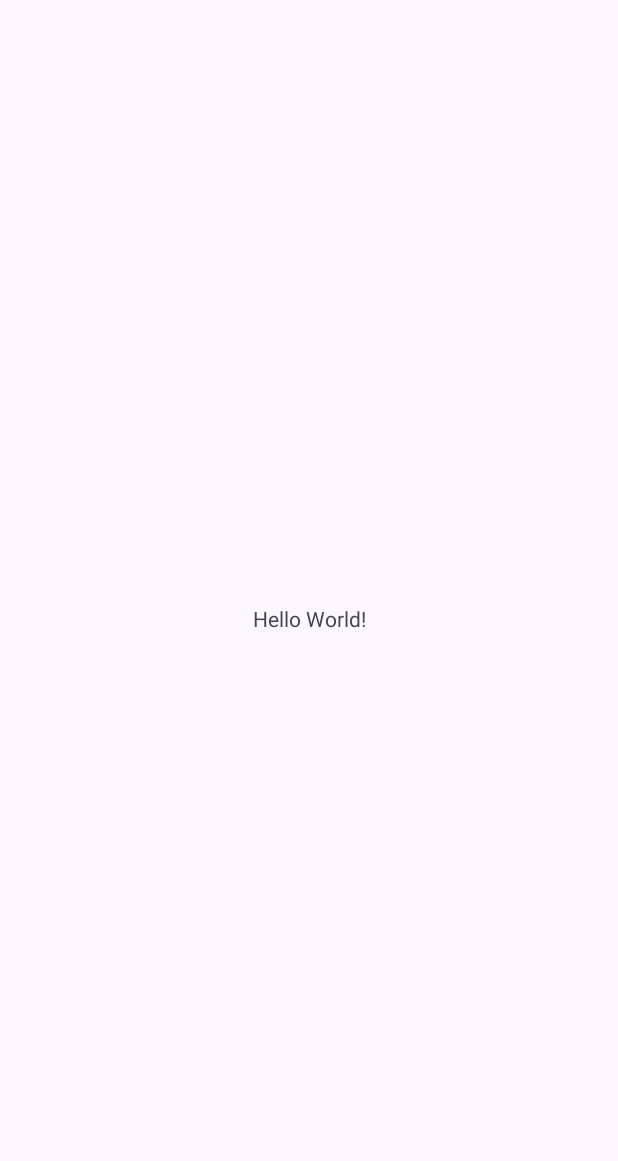
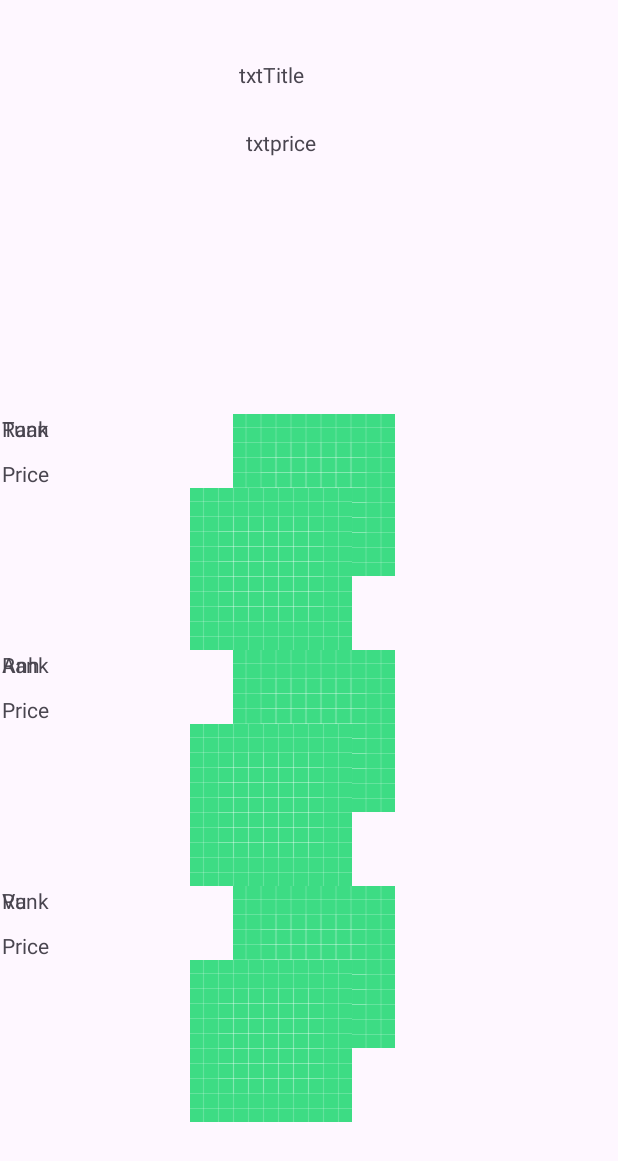
Before and after one commit to tannmhe160735/PRM932_FinalProject, an Android app: the screen it shows after launch (MainActivity), on a phone screen of 412 x 824 dp. Before the commit the part shown is almost empty. Shown: the top 1161 px of the screen. Run offline under Robolectric (Android 15) with nearby library versions, the light colour scheme and no system bars.

Commit message:
gun_skin_shop

```diff
--- a/PRM392_FinalProject/app/build.gradle
+++ b/PRM392_FinalProject/app/build.gradle
@@ -36,4 +36,7 @@ dependencies {
     testImplementation 'junit:junit:4.13.2'
     androidTestImplementation 'androidx.test.ext:junit:1.1.5'
     androidTestImplementation 'androidx.test.espresso:espresso-core:3.5.1'
+    implementation "androidx.cardview:cardview:1.0.0"
+    implementation "androidx.recyclerview:recyclerview:1.2.1"
+    implementation "androidx.recyclerview:recyclerview-selection:1.1.0"
 }
--- /dev/null
+++ b/PRM392_FinalProject/app/src/main/java/com/example/prm392_finalproject/AdapterGunSkin.java
@@ -0,0 +1,47 @@
+package com.example.prm392_finalproject;
+
+import android.content.Context;
+import android.view.LayoutInflater;
+import android.view.View;
+import android.view.ViewGroup;
+
+import androidx.annotation.NonNull;
+import androidx.recyclerview.widget.RecyclerView;
+
+import java.util.List;
+
+public class AdapterGunSkin extends RecyclerView.Adapter<Gun_SkinViewHolder> {
+    private Context context;
+    private List<Gun_skin> gun_skins;
+    private LayoutInflater inflater;
+
+    public AdapterGunSkin(Context context, List<Gun_skin> gun_skins) {
+        this.context = context;
+        this.gun_skins = gun_skins;
+        inflater = LayoutInflater.from(context);
+    }
+
+    public AdapterGunSkin(Context context, List<Gun_skin> gun_skins, LayoutInflater inflater) {
+        this.context = context;
+        this.gun_skins = gun_skins;
+        this.inflater = inflater;
+    }
+
+    @NonNull
+    @Override
+    public Gun_SkinViewHolder onCreateViewHolder(@NonNull ViewGroup parent, int viewType) {
+        View view = LayoutInflater.from(parent.getContext()).inflate(R.layout.item_gunskin,parent,false);
+        return new Gun_SkinViewHolder(view,context);
+    }
+
+    @Override
+    public void onBindViewHolder(@NonNull Gun_SkinViewHolder holder, int position) {
+        Gun_skin gun_skin = gun_skins.get(position);
+        holder.setGunskin(gun_skin);
+    }
+
+    @Override
+    public int getItemCount() {
+        return gun_skins.size();
+    }
+}
--- /dev/null
+++ b/PRM392_FinalProject/app/src/main/java/com/example/prm392_finalproject/Gun_SkinViewHolder.java
@@ -0,0 +1,39 @@
+package com.example.prm392_finalproject;
+
+import android.content.Context;
+import android.media.Image;
+import android.view.View;
+import android.widget.ImageView;
+import android.widget.TextView;
+
+import androidx.annotation.NonNull;
+import androidx.recyclerview.widget.RecyclerView;
+
+public class Gun_SkinViewHolder extends RecyclerView.ViewHolder {
+    private ImageView img;
+    private TextView tvname;
+    private TextView tvprice;
+    private TextView tvbundle;
+
+    private Context context;
+    private void bindingView() {
+        img = itemView.findViewById(R.id.img);
+        tvname = itemView.findViewById(R.id.tvTitle);
+        tvprice = itemView.findViewById(R.id.tvPrice);
+        tvbundle = itemView.findViewById(R.id.tvRank);
+    }
+
+    public Gun_SkinViewHolder(@NonNull View itemView, Context context) {
+        super(itemView);
+        this.context = context;
+        bindingView();
+
+    }
+
+    public void setGunskin(Gun_skin gun_skin) {
+        img.setImageResource(gun_skin.getImageId());
+        tvname.setText(gun_skin.getName());
+        tvprice.setId(gun_skin.getPrice());
+        tvbundle.setId(gun_skin.getBundle());
+    }
+}
--- /dev/null
+++ b/PRM392_FinalProject/app/src/main/java/com/example/prm392_finalproject/Gun_skin.java
@@ -0,0 +1,59 @@
+package com.example.prm392_finalproject;
+
+import android.media.Image;
+
+public class Gun_skin {
+    private int id;
+    private int Bundle;
+    private String name;
+    private int price;
+    private int imageId;
+
+    public Gun_skin(int id, int bundle, String name, int price, int imageId) {
+        this.id = id;
+        Bundle = bundle;
+        this.name = name;
+        this.price = price;
+        this.imageId = imageId;
+    }
+
+    public String getName() {
+        return name;
+    }
+
+    public void setName(String name) {
+        this.name = name;
+    }
+
+    public int getPrice() {
+        return price;
+    }
+
+    public void setPrice(int price) {
+        this.price = price;
+    }
+
+    public int getImageId() {
+        return imageId;
+    }
+
+    public void setImageId(int imageId) {
+        this.imageId = imageId;
+    }
+
+    public int getId() {
+        return id;
+    }
+
+    public void setId(int id) {
+        this.id = id;
+    }
+
+    public int getBundle() {
+        return Bundle;
+    }
+
+    public void setBundle(int bundle) {
+        Bundle = bundle;
+    }
+}
--- a/PRM392_FinalProject/app/src/main/java/com/example/prm392_finalproject/MainActivity.java
+++ b/PRM392_FinalProject/app/src/main/java/com/example/prm392_finalproject/MainActivity.java
@@ -1,14 +1,50 @@
 package com.example.prm392_finalproject;
 
 import androidx.appcompat.app.AppCompatActivity;
+import androidx.recyclerview.widget.LinearLayoutManager;
+import androidx.recyclerview.widget.RecyclerView;
 
+import android.annotation.SuppressLint;
 import android.os.Bundle;
+import android.widget.TextView;
+
+import java.util.ArrayList;
+import java.util.List;
 
 public class MainActivity extends AppCompatActivity {
+    private List<Gun_skin> gun_skins;
+    private TextView txttilte;
+    private TextView txtprice;
+    private RecyclerView rcv;
 
+    @SuppressLint("SuspiciousIndentation")
+    private void fakeData() {
+        gun_skins = new ArrayList<>();
+        gun_skins.add(new Gun_skin(1,3,"Tuan",1200,R.drawable.ic_launcher_background));
+        gun_skins.add(new Gun_skin(2,1,"Anh",1400,R.drawable.ic_launcher_background));
+        gun_skins.add(new Gun_skin(3,2,"Vu",1000,R.drawable.ic_launcher_background));
+
+    }
+    private void bindingView() {
+        rcv = findViewById(R.id.rcv);
+        txttilte = findViewById(R.id.TitleBunder);
+        txtprice = findViewById(R.id.BunderPrice);
+    }
+
+    private void bindingAction() {
+
+    }
+    private void bindDataToRcvDictionary() {
+        rcv.setLayoutManager(new LinearLayoutManager(this));
+        rcv.setAdapter(new AdapterGunSkin(this,gun_skins));
+    }
     @Override
     protected void onCreate(Bundle savedInstanceState) {
         super.onCreate(savedInstanceState);
-        setContentView(R.layout.activity_main);
+        setContentView(R.layout.activity_bundle);
+        bindingView();
+        bindingAction();
+        fakeData();
+        bindDataToRcvDictionary();
     }
 }
--- /dev/null
+++ b/PRM392_FinalProject/app/src/main/res/layout/activity_bundle.xml
@@ -0,0 +1,39 @@
+<?xml version="1.0" encoding="utf-8"?>
+<androidx.constraintlayout.widget.ConstraintLayout xmlns:android="http://schemas.android.com/apk/res/android"
+    xmlns:app="http://schemas.android.com/apk/res-auto"
+    xmlns:tools="http://schemas.android.com/tools"
+    android:layout_width="match_parent"
+    android:layout_height="match_parent"
+    tools:context=".MainActivity">
+
+    <androidx.recyclerview.widget.RecyclerView
+        android:id="@+id/rcv"
+        android:layout_width="415dp"
+        android:layout_height="548dp"
+        android:layout_marginStart="1dp"
+        android:layout_marginEnd="1dp"
+        app:layout_constraintBottom_toBottomOf="parent"
+        app:layout_constraintEnd_toEndOf="parent"
+        app:layout_constraintHorizontal_bias="0.0"
+        app:layout_constraintStart_toStartOf="parent" />
+
+    <TextView
+        android:id="@+id/TitleBunder"
+        android:layout_width="wrap_content"
+        android:layout_height="wrap_content"
+        android:layout_marginStart="159dp"
+        android:layout_marginTop="40dp"
+        android:text="txtTitle"
+        app:layout_constraintStart_toStartOf="parent"
+        app:layout_constraintTop_toTopOf="parent" />
+
+    <TextView
+        android:id="@+id/BunderPrice"
+        android:layout_width="wrap_content"
+        android:layout_height="wrap_content"
+        android:layout_marginStart="164dp"
+        android:layout_marginTop="26dp"
+        android:text="txtprice"
+        app:layout_constraintStart_toStartOf="parent"
+        app:layout_constraintTop_toBottomOf="@+id/TitleBunder" />
+</androidx.constraintlayout.widget.ConstraintLayout>
--- /dev/null
+++ b/PRM392_FinalProject/app/src/main/res/layout/item_gunskin.xml
@@ -0,0 +1,52 @@
+<?xml version="1.0" encoding="utf-8"?>
+<androidx.constraintlayout.widget.ConstraintLayout xmlns:android="http://schemas.android.com/apk/res/android"
+    xmlns:app="http://schemas.android.com/apk/res-auto"
+    xmlns:tools="http://schemas.android.com/tools"
+    android:layout_width="match_parent"
+    android:layout_height="wrap_content">
+
+    <ImageView
+        android:id="@+id/img"
+        android:layout_width="match_parent"
+        android:layout_height="wrap_content"
+        app:layout_constraintStart_toStartOf="parent"
+        app:layout_constraintTop_toTopOf="parent"
+        />
+
+    <TextView
+        android:id="@+id/tvTitle"
+        android:layout_width="wrap_content"
+        android:layout_height="wrap_content"
+        android:text="Title"
+        app:layout_constraintStart_toStartOf="parent"
+        app:layout_constraintTop_toTopOf="parent" />
+
+    <TextView
+        android:id="@+id/tvPrice"
+        android:layout_width="wrap_content"
+        android:layout_height="wrap_content"
+        android:layout_marginTop="30dp"
+        android:text="Price"
+        app:layout_constraintStart_toStartOf="parent"
+        app:layout_constraintTop_toTopOf="parent" />
+
+    <TextView
+        android:id="@+id/tvRank"
+        android:layout_width="wrap_content"
+        android:layout_height="wrap_content"
+        android:layout_marginStart="32dp"
+        android:layout_marginTop="132dp"
+        android:text="Rank"
+        app:layout_constraintStart_toEndOf="@id/tvPrice"
+        app:layout_constraintTop_toBottomOf="@id/tvPrice" />
+
+    <ImageView
+        android:id="@+id/imageView"
+        android:layout_width="wrap_content"
+        android:layout_height="wrap_content"
+        android:layout_marginStart="125dp"
+        android:layout_marginTop="49dp"
+        app:layout_constraintStart_toStartOf="parent"
+        app:layout_constraintTop_toTopOf="parent"
+        app:srcCompat="@drawable/ic_launcher_background" />
+</androidx.constraintlayout.widget.ConstraintLayout>
```
Also changed, not shown: PRM392_FinalProject/app/src/main/java/com/example/prm392_finalproject/AdapterBundle.java (added, +47 -0 lines), PRM392_FinalProject/app/src/main/java/com/example/prm392_finalproject/Bundle.java (added, +79 -0 lines), PRM392_FinalProject/app/src/main/java/com/example/prm392_finalproject/HolderBundle.java (added, +36 -0 lines), PRM392_FinalProject/app/src/main/res/layout/activity_listbundle.xml (renamed from PRM392_FinalProject/app/src/main/res/layout/activity_main.xml, +7 -7 lines), PRM392_FinalProject/app/src/main/res/layout/item_bundle.xml (added, +8 -0 lines).
